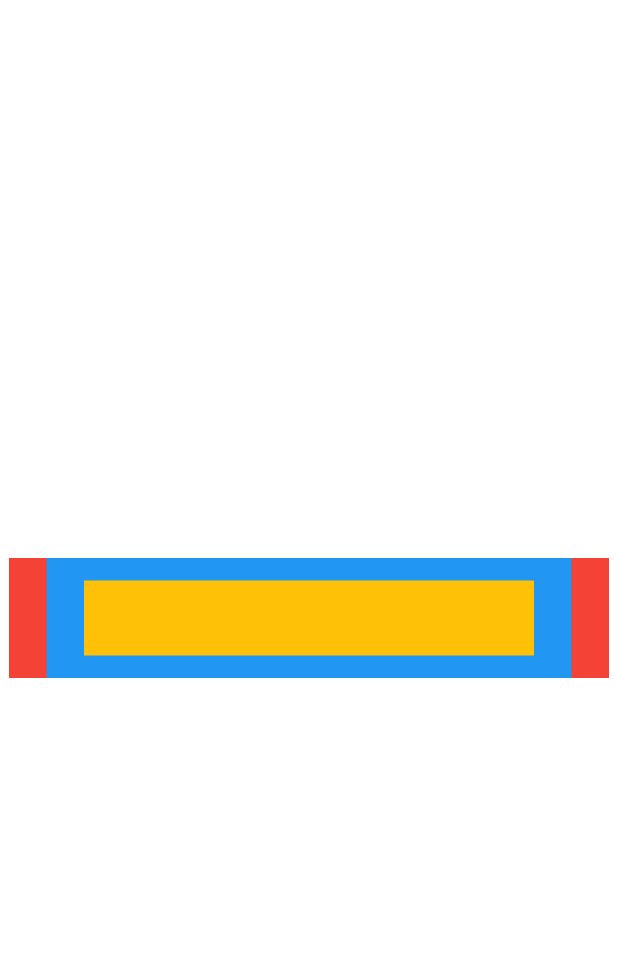
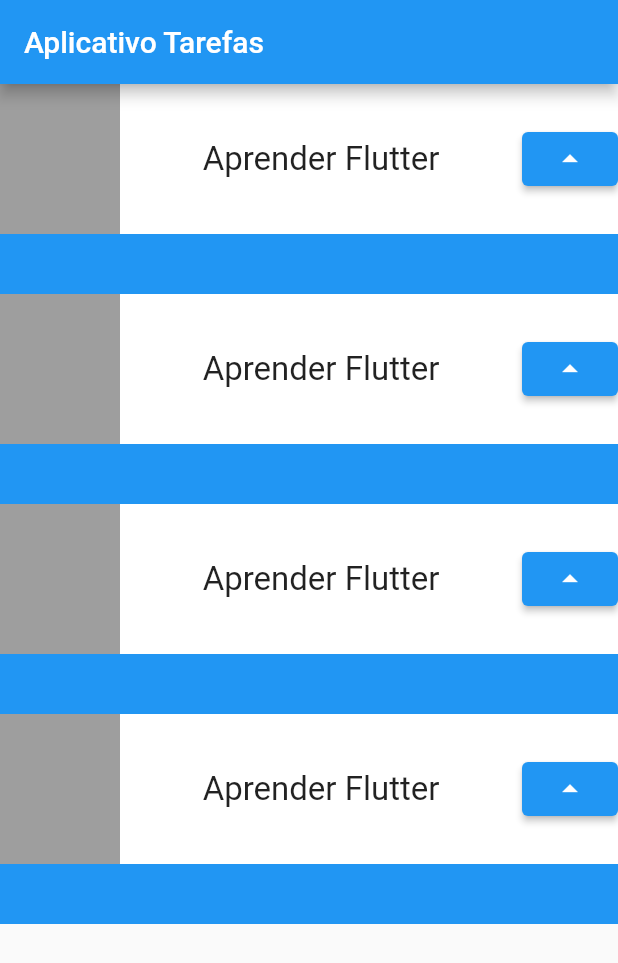
Before and after one commit to YuriHenriqueRezende/Mobile, a Flutter app: the screen it shows after launch, on a phone screen of 412 x 824 dp. Shown: the top 963 px of the screen. Run offline on Flutter 3.47's test engine with Material 2 defaults, Android fonts, the phone set to English and light mode, and no system bars.

Commit message:
Update main.dart

```diff
--- a/flutter/flutter_application_1/lib/main.dart
+++ b/flutter/flutter_application_1/lib/main.dart
@@ -11,42 +11,55 @@
   @override
   Widget build(BuildContext context) {
     return MaterialApp(
-        home: Container(
-            color: Colors.white, // cor do container principal
-            child: Column(
-              // coluna
-              mainAxisAlignment: MainAxisAlignment.spaceEvenly, // alinhamento
-              children: [
-                // estabelece relação dos componentes
-                Stack(
-                  alignment: AlignmentDirectional.center,
-                  children: [
-                    Container(
-                      color: Colors.red,
-                      width: 400,
-                      height: 80,
-                    ),
-                    Container(
-                      color: Colors.blue,
-                      width: 350,
-                      height: 80,
-                    ),
-                    Row(
-                      mainAxisAlignment: MainAxisAlignment.spaceEvenly,
-                      crossAxisAlignment: CrossAxisAlignment.end,
-                      children: [
-                        Container(
-                          color: Colors.amber,
-                          height: 50,
-                          width: 300,
-                    ),
-                  ],
-                )
-              ],
-            )
-          ]
-        )
+      home: Scaffold(
+        appBar: AppBar(
+          title: const Text('Aplicativo Tarefas'),
+        ),
+        body: const Column(
+          children: [
+            Task(),
+            Task(),
+            Task(),
+            Task(),
+          ],
+        ),
       ),
     );
   }
 }
+
+class Task extends StatelessWidget {
+  final String Tarefa;
+  const Task({super.key});
+
+  @override
+  Widget build(BuildContext context) {
+    return Container(
+      color: Colors.white,
+      child: Stack(
+        children: [
+          Container(color: Colors.blue, height: 140),
+          Container(
+            color: Colors.white,
+            height: 100,
+            child: Row(
+              mainAxisAlignment: MainAxisAlignment.spaceBetween,
+              children: [
+                Container(color: Colors.grey, height: 100, width: 80),
+                const Text(
+                  "Aprender Flutter",
+                  style: TextStyle(fontSize: 22),
+                ),
+                ElevatedButton(
+                    onPressed: () {
+                      print("Botão pressionado");
+                    },
+                    child: const Icon(Icons.arrow_drop_up)),
+              ],
+            ),
+          ),
+        ],
+      ),
+    );
+  }
+}
```
